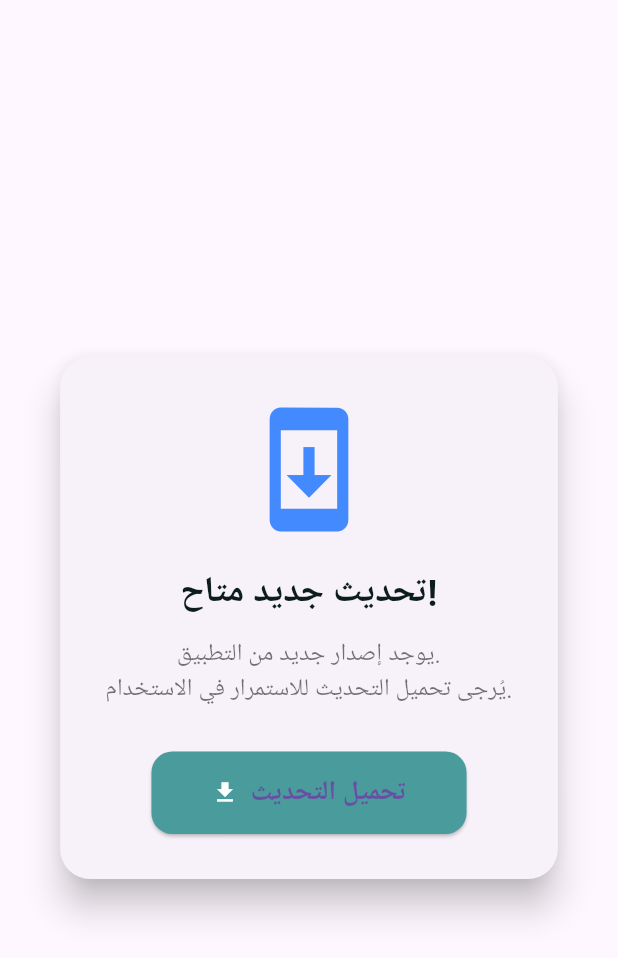
After one commit to MohannedAshraf/Note_app, a Flutter app: the ForceUpdateScreen screen opened directly, on a phone screen of 412 x 824 dp. The commit adds this screen. Shown: the top 958 px of the screen. Run offline on Flutter 3.47's test engine with Material 3 defaults, Android fonts, the phone set to English and light mode, and no system bars; our stand-ins replace cloud_firestore, equatable, firebase_auth, firebase_core, firebase_remote_config, flutter_bloc and 2 more; accounts and stored records are empty.

Commit message:
force_update

```diff
--- a/lib/cubit/auth_state.dart
+++ b/lib/cubit/auth_state.dart
@@ -15,3 +15,5 @@ class AuthFailure extends AuthState {
   final String message;
   AuthFailure(this.message);
 }
+
+class ForceUpdateState extends AuthState {}
--- /dev/null
+++ b/lib/view/force_update_screen.dart
@@ -0,0 +1,78 @@
+import 'package:flutter/material.dart';
+import 'package:note_app/helper/app_color.dart';
+
+class ForceUpdateScreen extends StatelessWidget {
+  const ForceUpdateScreen({super.key});
+
+  @override
+  Widget build(BuildContext context) {
+    return Scaffold(
+      body: Center(
+        child: Padding(
+          padding: const EdgeInsets.all(24.0),
+          child: Card(
+            shape: RoundedRectangleBorder(
+              borderRadius: BorderRadius.circular(20),
+            ),
+            elevation: 10,
+            child: Padding(
+              padding: const EdgeInsets.all(30.0),
+              child: Column(
+                mainAxisSize: MainAxisSize.min,
+                children: [
+                  const Icon(
+                    Icons.system_update,
+                    size: 90,
+                    color: Colors.blueAccent,
+                  ),
+                  const SizedBox(height: 20),
+                  const Text(
+                    'تحديث جديد متاح!',
+                    style: TextStyle(
+                      fontSize: 24,
+                      fontWeight: FontWeight.bold,
+                      color: AppColor.mainColor,
+                    ),
+                    textAlign: TextAlign.center,
+                  ),
+                  const SizedBox(height: 12),
+                  const Text(
+                    'يوجد إصدار جديد من التطبيق.\nيُرجى تحميل التحديث للاستمرار في الاستخدام.',
+                    textAlign: TextAlign.center,
+                    style: TextStyle(
+                      fontSize: 16,
+                      color: Colors.black54,
+                      height: 1.4,
+                    ),
+                  ),
+                  const SizedBox(height: 30),
+                  ElevatedButton.icon(
+                    onPressed: () {},
+                    icon: const Icon(Icons.download, color: Colors.white),
+                    label: const Text(
+                      'تحميل التحديث',
+                      style: TextStyle(
+                        fontSize: 18,
+                        fontWeight: FontWeight.bold,
+                      ),
+                    ),
+                    style: ElevatedButton.styleFrom(
+                      backgroundColor: AppColor.detailsColor,
+                      padding: const EdgeInsets.symmetric(
+                        horizontal: 40,
+                        vertical: 14,
+                      ),
+                      shape: RoundedRectangleBorder(
+                        borderRadius: BorderRadius.circular(14),
+                      ),
+                    ),
+                  ),
+                ],
+              ),
+            ),
+          ),
+        ),
+      ),
+    );
+  }
+}
--- a/pubspec.yaml
+++ b/pubspec.yaml
@@ -41,6 +41,12 @@ dependencies:
   cloud_firestore:
   firebase_auth:
   google_sign_in: ^7.2.0
+  firebase_remote_config: ^6.0.2
+  firebase_analytics: ^12.0.2
+  device_info_plus: ^12.1.0
+  package_info_plus: ^9.0.0
+  firebase_messaging:
+  flutter_local_notifications:
 
 
 
```
Also changed, not shown: lib/cubit/auth_cubit.dart (+16 -0 lines), lib/helper/services/remote_config_service.dart (added, +41 -0 lines), lib/main.dart (+7 -2 lines), lib/view/splash_screen.dart (added, +68 -0 lines), pubspec.lock, 1 other file.
